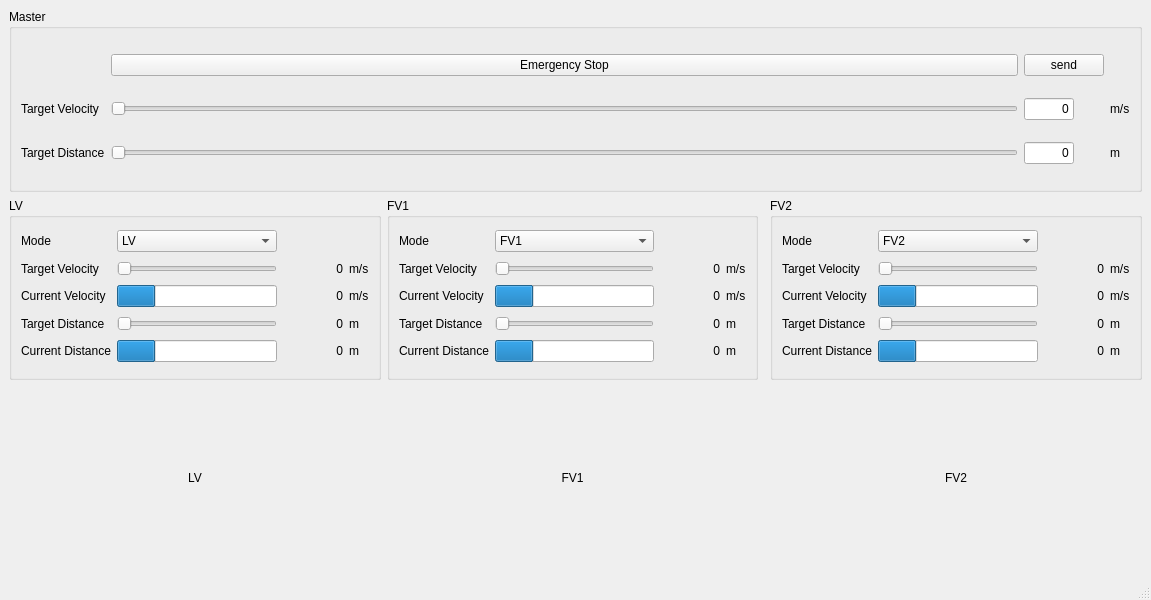
Old version of the form controller/controller/controller.ui in the repository ysrhee6199/virtual-truck-controller.
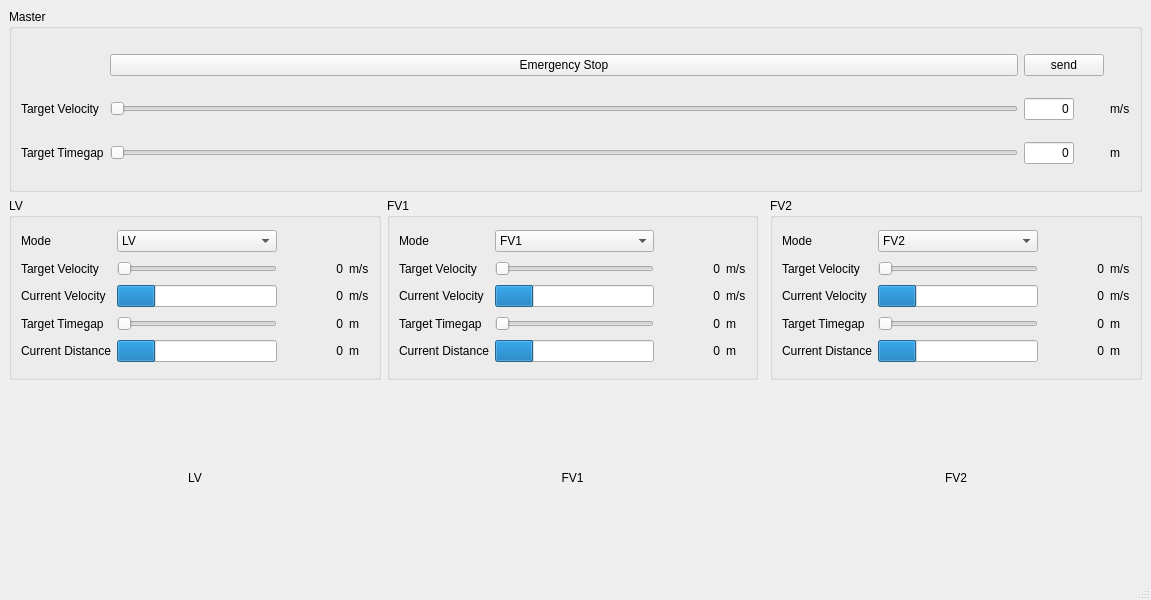
New version of the form.

Diff of the .ui file:
```diff
--- a/controller/controller/controller.ui
+++ b/controller/controller/controller.ui
@@ -103,7 +103,7 @@
        <item row="6" column="0">
         <widget class="QLabel" name="label_9">
          <property name="text">
-          <string>Target Distance</string>
+          <string>Target Timegap</string>
          </property>
         </widget>
        </item>
@@ -414,7 +414,7 @@
        <item row="3" column="0">
         <widget class="QLabel" name="label_13">
          <property name="text">
-          <string>Target Distance</string>
+          <string>Target Timegap</string>
          </property>
         </widget>
        </item>
@@ -643,7 +643,7 @@
        <item row="2" column="0">
         <widget class="QLabel" name="label_14">
          <property name="text">
-          <string>Target Distance</string>
+          <string>Target Timegap</string>
          </property>
         </widget>
        </item>
@@ -861,7 +861,7 @@
        <item row="3" column="0">
         <widget class="QLabel" name="label_6">
          <property name="text">
-          <string>Target Distance</string>
+          <string>Target Timegap</string>
          </property>
         </widget>
        </item>
```
